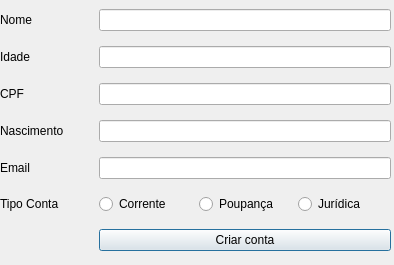
Above: Interface/openaccount.ui from fernandoamorim1703/ATM-Bank-Studying before the change. Below: the same form after it.
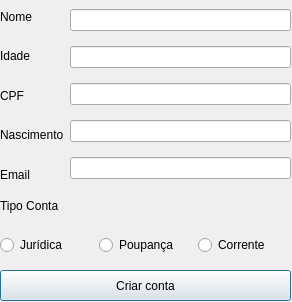
That is the form after the change.

Diff of the .ui file:
```diff
--- a/Interface/openaccount.ui
+++ b/Interface/openaccount.ui
@@ -6,110 +6,152 @@
    <rect>
     <x>0</x>
     <y>0</y>
-    <width>394</width>
-    <height>265</height>
+    <width>292</width>
+    <height>302</height>
    </rect>
   </property>
   <property name="windowTitle">
    <string>Dialog</string>
   </property>
-  <widget class="QWidget" name="gridLayoutWidget">
+  <widget class="QWidget" name="verticalLayoutWidget">
+   <property name="geometry">
+    <rect>
+     <x>70</x>
+     <y>0</y>
+     <width>221</width>
+     <height>191</height>
+    </rect>
+   </property>
+   <layout class="QVBoxLayout" name="verticalLayout">
+    <item>
+     <widget class="QLineEdit" name="editName"/>
+    </item>
+    <item>
+     <widget class="QLineEdit" name="editIdade"/>
+    </item>
+    <item>
+     <widget class="QLineEdit" name="editCpf"/>
+    </item>
+    <item>
+     <widget class="QLineEdit" name="editNascimento"/>
+    </item>
+    <item>
+     <widget class="QLineEdit" name="EditEmail"/>
+    </item>
+   </layout>
+  </widget>
+  <widget class="QWidget" name="verticalLayoutWidget_2">
    <property name="geometry">
     <rect>
      <x>0</x>
      <y>0</y>
-     <width>391</width>
-     <height>261</height>
+     <width>72</width>
+     <height>191</height>
     </rect>
    </property>
-   <layout class="QGridLayout" name="gridLayout">
-    <item row="1" column="0">
+   <layout class="QVBoxLayout" name="verticalLayout_2">
+    <item>
+     <widget class="QLabel" name="label">
+      <property name="text">
+       <string>Nome</string>
+      </property>
+     </widget>
+    </item>
+    <item>
      <widget class="QLabel" name="label_2">
       <property name="text">
        <string>Idade</string>
       </property>
      </widget>
     </item>
-    <item row="3" column="0">
-     <widget class="QLabel" name="label_4">
-      <property name="text">
-       <string>Nascimento</string>
-      </property>
-     </widget>
-    </item>
-    <item row="5" column="0">
-     <widget class="QLabel" name="label_6">
-      <property name="text">
-       <string>Tipo Conta</string>
-      </property>
-     </widget>
-    </item>
-    <item row="5" column="1">
-     <widget class="QRadioButton" name="radioCorrente">
-      <property name="text">
-       <string>Corrente</string>
-      </property>
-     </widget>
-    </item>
-    <item row="2" column="0">
+    <item>
      <widget class="QLabel" name="label_3">
       <property name="text">
        <string>CPF</string>
       </property>
      </widget>
     </item>
-    <item row="4" column="0">
+    <item>
+     <widget class="QLabel" name="label_4">
+      <property name="text">
+       <string>Nascimento</string>
+      </property>
+     </widget>
+    </item>
+    <item>
      <widget class="QLabel" name="label_5">
       <property name="text">
        <string>Email</string>
       </property>
      </widget>
     </item>
-    <item row="0" column="0">
-     <widget class="QLabel" name="label">
-      <property name="text">
-       <string>Nome</string>
-      </property>
-     </widget>
-    </item>
-    <item row="5" column="2">
-     <widget class="QRadioButton" name="radioPoupanca">
-      <property name="text">
-       <string>Poupança</string>
-      </property>
-     </widget>
-    </item>
-    <item row="5" column="3">
+   </layout>
+  </widget>
+  <widget class="QWidget" name="horizontalLayoutWidget">
+   <property name="geometry">
+    <rect>
+     <x>0</x>
+     <y>220</y>
+     <width>291</width>
+     <height>51</height>
+    </rect>
+   </property>
+   <layout class="QHBoxLayout" name="horizontalLayout">
+    <item>
      <widget class="QRadioButton" name="radioJuridica">
       <property name="text">
        <string>Jurídica</string>
       </property>
      </widget>
     </item>
-    <item row="4" column="1" colspan="3">
-     <widget class="QLineEdit" name="EditEmail"/>
+    <item>
+     <widget class="QRadioButton" name="radioPoupanca">
+      <property name="text">
+       <string>Poupança</string>
+      </property>
+     </widget>
     </item>
-    <item row="3" column="1" colspan="3">
-     <widget class="QLineEdit" name="editNascimento"/>
+    <item>
+     <widget class="QRadioButton" name="radioCorrente">
+      <property name="text">
+       <string>Corrente</string>
+      </property>
+     </widget>
     </item>
-    <item row="2" column="1" colspan="3">
-     <widget class="QLineEdit" name="editCpf"/>
-    </item>
-    <item row="1" column="1" colspan="3">
-     <widget class="QLineEdit" name="editIdade"/>
-    </item>
-    <item row="0" column="1" colspan="3">
-     <widget class="QLineEdit" name="editName"/>
-    </item>
-    <item row="6" column="1" colspan="3">
-     <widget class="QPushButton" name="btnCreateAccount">
+   </layout>
+  </widget>
+  <widget class="QWidget" name="verticalLayoutWidget_3">
+   <property name="geometry">
+    <rect>
+     <x>0</x>
+     <y>190</y>
+     <width>291</width>
+     <height>31</height>
+    </rect>
+   </property>
+   <layout class="QVBoxLayout" name="verticalLayout_3">
+    <item>
+     <widget class="QLabel" name="label_6">
       <property name="text">
-       <string>Criar conta</string>
+       <string>Tipo Conta</string>
       </property>
      </widget>
     </item>
    </layout>
   </widget>
+  <widget class="QPushButton" name="btnCreateAccount">
+   <property name="geometry">
+    <rect>
+     <x>0</x>
+     <y>270</y>
+     <width>291</width>
+     <height>31</height>
+    </rect>
+   </property>
+   <property name="text">
+    <string>Criar conta</string>
+   </property>
+  </widget>
  </widget>
  <resources/>
  <connections/>
```
